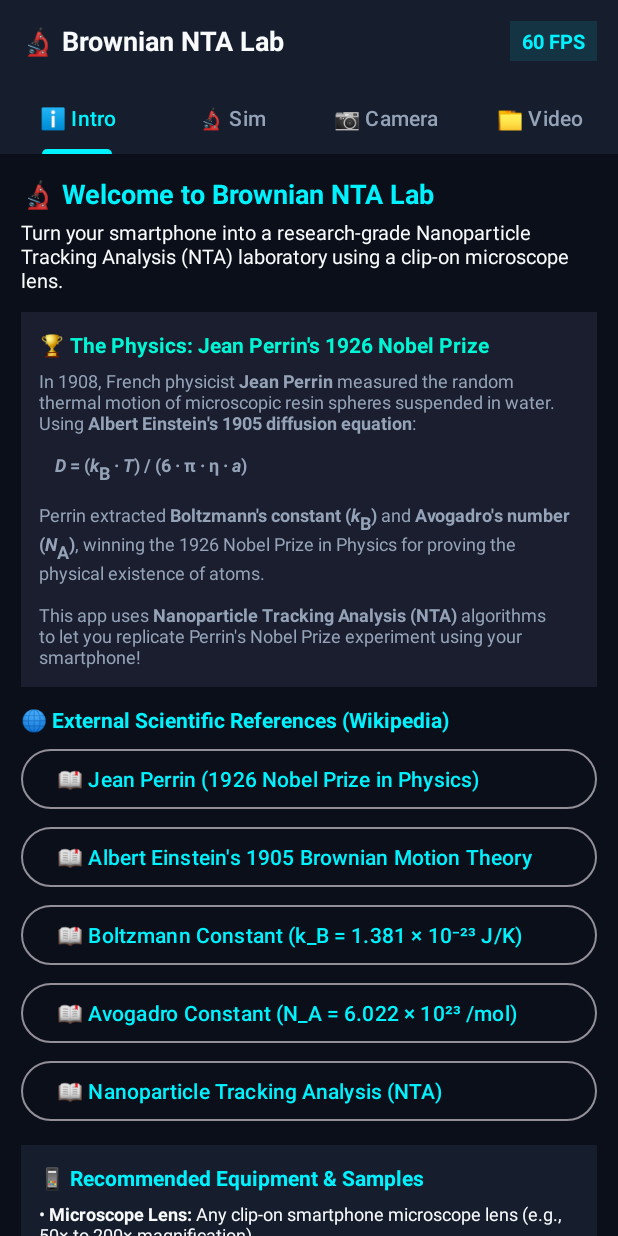
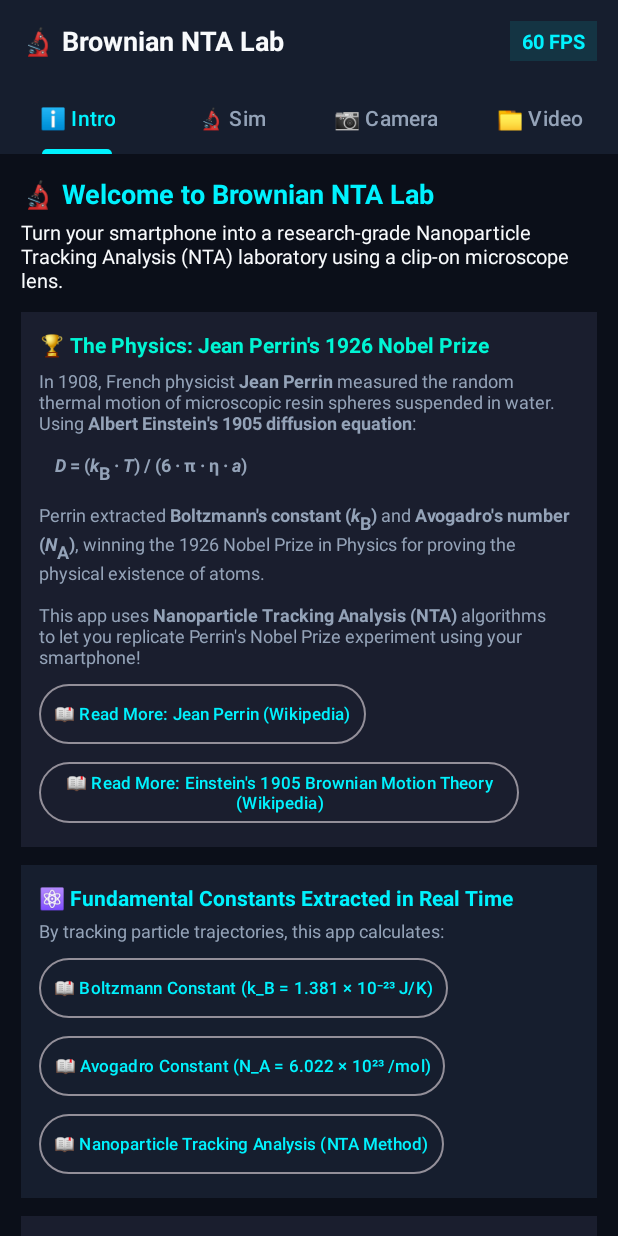
Before and after one commit to thwump/brownian-motion-app, an Android app: the screen it shows after launch (MainActivity), on a phone screen of 412 x 824 dp. Run offline under Robolectric (Android 15) with nearby library versions, the light colour scheme and no system bars; 1 statement that could not run was skipped.

Commit message:
Implement true 100% camera frame freeze for calibration and inline contextual Wikipedia resource buttons

```diff
--- a/app/src/main/res/layout/activity_main.xml
+++ b/app/src/main/res/layout/activity_main.xml
@@ -364,7 +364,7 @@
                         android:layout_marginTop="4dp"
                         android:layout_marginBottom="12dp" />
 
-                    <!-- Physics Concept Card -->
+                    <!-- 1. Physics Concept Card with Inline Contextual Wikipedia Links -->
                     <LinearLayout
                         android:layout_width="match_parent"
                         android:layout_height="wrap_content"
@@ -388,74 +388,100 @@
                             android:textColor="@color/text_muted"
                             android:textSize="12sp"
                             android:layout_marginTop="6dp" />
-                    </LinearLayout>
 
-                    <!-- Clickable Wikipedia Resources Section -->
-                    <TextView
-                        android:layout_width="wrap_content"
-                        android:layout_height="wrap_content"
-                        android:text="🌐 External Scientific References (Wikipedia)"
-                        android:textColor="@color/accent_cyan"
-                        android:textSize="14sp"
-                        android:textStyle="bold"
-                        android:layout_marginBottom="6dp" />
-
+                        <!-- Contextual Link 1: Jean Perrin -->
                         <Button
                             android:id="@+id/btnWikiPerrin"
                             style="@style/Widget.Material3.Button.OutlinedButton"
-                        android:layout_width="match_parent"
+                            android:layout_width="wrap_content"
                             android:layout_height="wrap_content"
-                        android:text="📖 Jean Perrin (1926 Nobel Prize in Physics)"
+                            android:text="📖 Read More: Jean Perrin (Wikipedia)"
                             android:textColor="@color/accent_cyan"
-                        android:gravity="start|center_vertical" />
+                            android:textSize="11sp"
+                            android:paddingHorizontal="10dp"
+                            android:layout_marginTop="6dp" />
 
+                        <!-- Contextual Link 2: Einstein's Brownian Motion Paper -->
                         <Button
                             android:id="@+id/btnWikiEinstein"
                             style="@style/Widget.Material3.Button.OutlinedButton"
-                        android:layout_width="match_parent"
+                            android:layout_width="wrap_content"
                             android:layout_height="wrap_content"
-                        android:text="📖 Albert Einstein's 1905 Brownian Motion Theory"
+                            android:text="📖 Read More: Einstein's 1905 Brownian Motion Theory (Wikipedia)"
                             android:textColor="@color/accent_cyan"
-                        android:gravity="start|center_vertical"
+                            android:textSize="11sp"
+                            android:paddingHorizontal="10dp"
                             android:layout_marginTop="4dp" />
+                    </LinearLayout>
 
-                    <Button
-                        android:id="@+id/btnWikiBoltzmann"
-                        style="@style/Widget.Material3.Button.OutlinedButton"
-                        android:layout_width="match_parent"
-                        android:layout_height="wrap_content"
-                        android:text="📖 Boltzmann Constant (k_B = 1.381 × 10⁻²³ J/K)"
-                        android:textColor="@color/accent_cyan"
-                        android:gravity="start|center_vertical"
-                        android:layout_marginTop="4dp" />
-
-                    <Button
-                        android:id="@+id/btnWikiAvogadro"
-                        style="@style/Widget.Material3.Button.OutlinedButton"
-                        android:layout_width="match_parent"
-                        android:layout_height="wrap_content"
-                        android:text="📖 Avogadro Constant (N_A = 6.022 × 10²³ /mol)"
-                        android:textColor="@color/accent_cyan"
-                        android:gravity="start|center_vertical"
-                        android:layout_marginTop="4dp" />
-
-                    <Button
-                        android:id="@+id/btnWikiNTA"
-                        style="@style/Widget.Material3.Button.OutlinedButton"
-                        android:layout_width="match_parent"
-                        android:layout_height="wrap_content"
-                        android:text="📖 Nanoparticle Tracking Analysis (NTA)"
-                        android:textColor="@color/accent_cyan"
-                        android:gravity="start|center_vertical"
-                        android:layout_marginTop="4dp"
-                        android:layout_marginBottom="12dp" />
-
-                    <!-- Setup & Equipment Card -->
+                    <!-- 2. Fundamental Constants Card with Inline Contextual Wikipedia Links -->
                     <LinearLayout
                         android:layout_width="match_parent"
                         android:layout_height="wrap_content"
                         android:orientation="vertical"
                         android:background="#161e2e"
+                        android:padding="12dp"
+                        android:layout_marginBottom="12dp">
+
+                        <TextView
+                            android:layout_width="wrap_content"
+                            android:layout_height="wrap_content"
+                            android:text="⚛️ Fundamental Constants Extracted in Real Time"
+                            android:textColor="@color/accent_cyan"
+                            android:textSize="14sp"
+                            android:textStyle="bold" />
+
+                        <TextView
+                            android:layout_width="match_parent"
+                            android:layout_height="wrap_content"
+                            android:text="By tracking particle trajectories, this app calculates:"
+                            android:textColor="@color/text_muted"
+                            android:textSize="12sp"
+                            android:layout_marginTop="4dp" />
+
+                        <!-- Contextual Link 3: Boltzmann Constant -->
+                        <Button
+                            android:id="@+id/btnWikiBoltzmann"
+                            style="@style/Widget.Material3.Button.OutlinedButton"
+                            android:layout_width="wrap_content"
+                            android:layout_height="wrap_content"
+                            android:text="📖 Boltzmann Constant (k_B = 1.381 × 10⁻²³ J/K)"
+                            android:textColor="@color/accent_cyan"
+                            android:textSize="11sp"
+                            android:paddingHorizontal="10dp"
+                            android:layout_marginTop="6dp" />
+
+                        <!-- Contextual Link 4: Avogadro Constant -->
+                        <Button
+                            android:id="@+id/btnWikiAvogadro"
+                            style="@style/Widget.Material3.Button.OutlinedButton"
+                            android:layout_width="wrap_content"
+                            android:layout_height="wrap_content"
+                            android:text="📖 Avogadro Constant (N_A = 6.022 × 10²³ /mol)"
+                            android:textColor="@color/accent_cyan"
+                            android:textSize="11sp"
+                            android:paddingHorizontal="10dp"
+                            android:layout_marginTop="4dp" />
+
+                        <!-- Contextual Link 5: NTA Analysis -->
+                        <Button
+                            android:id="@+id/btnWikiNTA"
+                            style="@style/Widget.Material3.Button.OutlinedButton"
+                            android:layout_width="wrap_content"
+                            android:layout_height="wrap_content"
+                            android:text="📖 Nanoparticle Tracking Analysis (NTA Method)"
+                            android:textColor="@color/accent_cyan"
+                            android:textSize="11sp"
+                            android:paddingHorizontal="10dp"
+                            android:layout_marginTop="4dp" />
+                    </LinearLayout>
+
+                    <!-- 3. Setup & Equipment Card -->
+                    <LinearLayout
+                        android:layout_width="match_parent"
+                        android:layout_height="wrap_content"
+                        android:orientation="vertical"
+                        android:background="#1a1e2e"
                         android:padding="12dp"
                         android:layout_marginBottom="12dp">
 
@@ -476,12 +502,12 @@
                             android:layout_marginTop="6dp" />
                     </LinearLayout>
 
-                    <!-- Calibration Card -->
+                    <!-- 4. Calibration Card -->
                     <LinearLayout
                         android:layout_width="match_parent"
                         android:layout_height="wrap_content"
                         android:orientation="vertical"
-                        android:background="#1a1e2e"
+                        android:background="#161e2e"
                         android:padding="12dp"
                         android:layout_marginBottom="12dp">
 
@@ -496,7 +522,7 @@
                         <TextView
                             android:layout_width="match_parent"
                             android:layout_height="wrap_content"
-                            android:text="Exact lens magnification is not critical because scale is calibrated directly in micrometers per pixel (μm/px):\n1. Tap the 'Calibrate' button on the Sim, Camera, or Video tab.\n2. Drag the fine-tuning handles to align with a known distance (e.g., 1 mm mark on a ruler or stage micrometer).\n3. Enter physical distance in micrometers (1000 μm for 1 mm) &amp; tap 'Confirm Scale Calibration'."
+                            android:text="Exact lens magnification is not critical because scale is calibrated directly in micrometers per pixel (μm/px):\n1. Tap the 'Calibrate' button on the Sim, Camera, or Video tab.\n2. The video frame will freeze solid. Drag touch handles to align with a known distance (e.g., 1 mm mark on a ruler or stage micrometer).\n3. Enter physical distance in micrometers (1000 μm for 1 mm) &amp; tap 'Confirm Scale Calibration'."
                             android:textColor="@color/text_muted"
                             android:textSize="12sp"
                             android:layout_marginTop="6dp" />
```
Also changed, not shown: app/src/main/java/com/brownian/tracker/MainActivity.kt (+52 -2 lines). Lines whose indentation alone changed are shown as unchanged.
